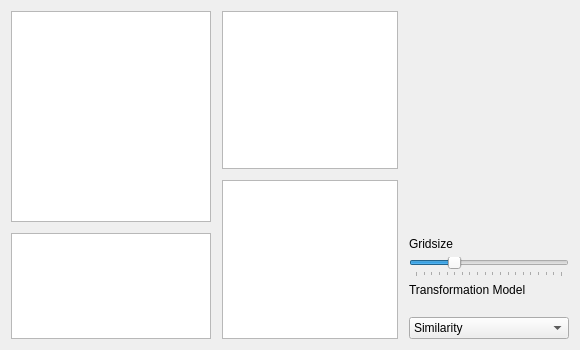
Before: the Qt Designer form oat/views/ui/ui_registration_manual.ui in Oli4/oat, drawn with Qt 5.
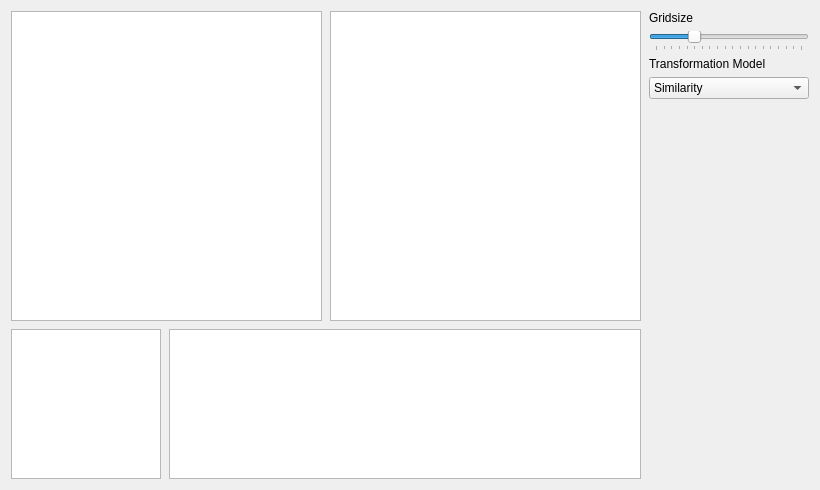
After: the same form once the commit is applied. Custom widgets are drawn as their Qt base class.

Commit message: added registration and annotation views

```diff
--- a/oat/views/ui/ui_registration_manual.ui
+++ b/oat/views/ui/ui_registration_manual.ui
@@ -6,20 +6,21 @@
             <rect>
                 <x>0</x>
                 <y>0</y>
-                <width>580</width>
-                <height>350</height>
+                <width>820</width>
+                <height>490</height>
             </rect>
         </property>
         <property name="sizePolicy">
-            <sizepolicy hsizetype="Minimum" vsizetype="Minimum">
+            <sizepolicy hsizetype="MinimumExpanding"
+                        vsizetype="MinimumExpanding">
                 <horstretch>0</horstretch>
                 <verstretch>0</verstretch>
             </sizepolicy>
         </property>
         <property name="minimumSize">
             <size>
-                <width>580</width>
-                <height>350</height>
+                <width>820</width>
+                <height>490</height>
             </size>
         </property>
         <property name="windowTitle">
@@ -27,21 +28,23 @@
         </property>
         <layout class="QHBoxLayout" name="horizontalLayout_4">
             <item>
-                <layout class="QVBoxLayout" name="verticalLayout_3">
+                <layout class="QVBoxLayout" name="verticalLayout">
+                    <item>
+                        <layout class="QHBoxLayout" name="horizontalLayout">
                     <item>
                         <widget class="FeatureSelectionView"
-                                name="graphicsViewPointSelection">
+                                        name="graphicsViewPointSelection">
                             <property name="sizePolicy">
-                                <sizepolicy hsizetype="Minimum"
-                                            vsizetype="Minimum">
-                                    <horstretch>0</horstretch>
-                                    <verstretch>2</verstretch>
+                                        <sizepolicy hsizetype="Expanding"
+                                                    vsizetype="MinimumExpanding">
+                                            <horstretch>50</horstretch>
+                                            <verstretch>0</verstretch>
                                 </sizepolicy>
                             </property>
                             <property name="minimumSize">
                                 <size>
-                                    <width>200</width>
-                                    <height>200</height>
+                                            <width>300</width>
+                                            <height>300</height>
                                 </size>
                             </property>
                             <property name="baseSize">
@@ -57,56 +60,6 @@
                                 <enum>Qt::ScrollBarAlwaysOff</enum>
                             </property>
                         </widget>
-                    </item>
-                    <item>
-                        <spacer name="verticalSpacer">
-                            <property name="orientation">
-                                <enum>Qt::Vertical</enum>
-                            </property>
-                            <property name="sizeType">
-                                <enum>QSizePolicy::Minimum</enum>
-                            </property>
-                            <property name="sizeHint" stdset="0">
-                                <size>
-                                    <width>20</width>
-                                    <height>5</height>
-                                </size>
-                            </property>
-                        </spacer>
-                    </item>
-                    <item>
-                        <widget class="FeatureTableView" name="tableViewPoints">
-                            <property name="sizePolicy">
-                                <sizepolicy hsizetype="Minimum"
-                                            vsizetype="Minimum">
-                                    <horstretch>0</horstretch>
-                                    <verstretch>1</verstretch>
-                                </sizepolicy>
-                            </property>
-                            <property name="minimumSize">
-                                <size>
-                                    <width>100</width>
-                                    <height>100</height>
-                                </size>
-                            </property>
-                            <property name="maximumSize">
-                                <size>
-                                    <width>16777215</width>
-                                    <height>16777215</height>
-                                </size>
-                            </property>
-                            <property name="baseSize">
-                                <size>
-                                    <width>0</width>
-                                    <height>0</height>
-                                </size>
-                            </property>
-                            <property name="selectionMode">
-                                <enum>QAbstractItemView::SingleSelection</enum>
-                            </property>
-                        </widget>
-                    </item>
-                </layout>
             </item>
             <item>
                 <spacer name="horizontalSpacer">
@@ -118,17 +71,75 @@
                     </property>
                     <property name="sizeHint" stdset="0">
                         <size>
-                            <width>5</width>
+                                            <width>2</width>
                             <height>20</height>
                         </size>
                     </property>
                 </spacer>
             </item>
             <item>
-                <layout class="QVBoxLayout" name="verticalLayout_2">
-                    <property name="sizeConstraint">
-                        <enum>QLayout::SetMinimumSize</enum>
-                    </property>
+                                <widget class="CustomGraphicsView"
+                                        name="graphicsViewCheckerboard">
+                                    <property name="enabled">
+                                        <bool>true</bool>
+                                    </property>
+                                    <property name="sizePolicy">
+                                        <sizepolicy hsizetype="Expanding"
+                                                    vsizetype="MinimumExpanding">
+                                            <horstretch>50</horstretch>
+                                            <verstretch>0</verstretch>
+                                        </sizepolicy>
+                                    </property>
+                                    <property name="minimumSize">
+                                        <size>
+                                            <width>300</width>
+                                            <height>300</height>
+                                        </size>
+                                    </property>
+                                    <property name="maximumSize">
+                                        <size>
+                                            <width>16777215</width>
+                                            <height>16777215</height>
+                                        </size>
+                                    </property>
+                                    <property name="sizeIncrement">
+                                        <size>
+                                            <width>0</width>
+                                            <height>0</height>
+                                        </size>
+                                    </property>
+                                    <property name="baseSize">
+                                        <size>
+                                            <width>200</width>
+                                            <height>200</height>
+                                        </size>
+                                    </property>
+                                    <property name="verticalScrollBarPolicy">
+                                        <enum>Qt::ScrollBarAlwaysOff</enum>
+                                    </property>
+                                    <property name="horizontalScrollBarPolicy">
+                                        <enum>Qt::ScrollBarAlwaysOff</enum>
+                                    </property>
+                                </widget>
+                            </item>
+                        </layout>
+                    </item>
+                    <item>
+                        <spacer name="verticalSpacer_2">
+                            <property name="orientation">
+                                <enum>Qt::Vertical</enum>
+                            </property>
+                            <property name="sizeType">
+                                <enum>QSizePolicy::Minimum</enum>
+                            </property>
+                            <property name="sizeHint" stdset="0">
+                                <size>
+                                    <width>2</width>
+                                    <height>2</height>
+                                </size>
+                            </property>
+                        </spacer>
+                    </item>
                     <item>
                         <layout class="QHBoxLayout" name="horizontalLayout_5">
                             <item>
@@ -141,19 +152,19 @@
                                         <sizepolicy hsizetype="MinimumExpanding"
                                                     vsizetype="MinimumExpanding">
                                             <horstretch>0</horstretch>
-                                            <verstretch>200</verstretch>
+                                            <verstretch>0</verstretch>
                                         </sizepolicy>
                                     </property>
                                     <property name="minimumSize">
                                         <size>
-                                            <width>160</width>
+                                            <width>150</width>
                                             <height>150</height>
                                         </size>
                                     </property>
                                     <property name="maximumSize">
                                         <size>
-                                            <width>16777215</width>
-                                            <height>16777215</height>
+                                            <width>150</width>
+                                            <height>150</height>
                                         </size>
                                     </property>
                                     <property name="sizeIncrement">
@@ -179,88 +190,39 @@
                             <item>
                                 <spacer name="verticalSpacer_5">
                                     <property name="orientation">
-                                        <enum>Qt::Vertical</enum>
+                                        <enum>Qt::Horizontal</enum>
                                     </property>
                                     <property name="sizeType">
                                         <enum>QSizePolicy::Minimum</enum>
                                     </property>
                                     <property name="sizeHint" stdset="0">
                                         <size>
-                                            <width>5</width>
-                                            <height>40</height>
+                                            <width>2</width>
+                                            <height>20</height>
                                         </size>
                                     </property>
                                 </spacer>
                             </item>
                             <item>
-                                <layout class="QVBoxLayout"
-                                        name="verticalLayout_5">
-                                    <item>
-                                        <widget class="QLabel" name="label_3">
+                                <widget class="FeatureTableView"
+                                        name="tableViewPoints">
                                             <property name="sizePolicy">
-                                                <sizepolicy
-                                                        hsizetype="Preferred"
-                                                        vsizetype="Minimum">
+                                        <sizepolicy hsizetype="Expanding"
+                                                    vsizetype="Expanding">
                                                     <horstretch>0</horstretch>
                                                     <verstretch>0</verstretch>
                                                 </sizepolicy>
                                             </property>
                                             <property name="minimumSize">
                                                 <size>
-                                                    <width>160</width>
-                                                    <height>0</height>
-                                                </size>
-                                            </property>
-                                            <property name="text">
-                                                <string/>
-                                            </property>
-                                        </widget>
-                                    </item>
-                                </layout>
-                            </item>
-                        </layout>
-                    </item>
-                    <item>
-                        <spacer name="verticalSpacer_2">
-                            <property name="orientation">
-                                <enum>Qt::Vertical</enum>
-                            </property>
-                            <property name="sizeType">
-                                <enum>QSizePolicy::Minimum</enum>
-                            </property>
-                            <property name="sizeHint" stdset="0">
-                                <size>
-                                    <width>20</width>
-                                    <height>5</height>
-                                </size>
-                            </property>
-                        </spacer>
-                    </item>
-                    <item>
-                        <layout class="QHBoxLayout" name="horizontalLayout_3">
-                            <item>
-                                <widget class="CustomGraphicsView"
-                                        name="graphicsViewCheckerboard">
-                                    <property name="enabled">
-                                        <bool>true</bool>
-                                    </property>
-                                    <property name="sizePolicy">
-                                        <sizepolicy hsizetype="MinimumExpanding"
-                                                    vsizetype="MinimumExpanding">
-                                            <horstretch>0</horstretch>
-                                            <verstretch>200</verstretch>
-                                        </sizepolicy>
-                                    </property>
-                                    <property name="minimumSize">
-                                        <size>
-                                            <width>160</width>
-                                            <height>150</height>
-                                        </size>
-                                    </property>
+                                            <width>300</width>
+                                            <height>100</height>
+                                        </size>
+                                    </property>
                                     <property name="maximumSize">
                                         <size>
                                             <width>16777215</width>
-                                            <height>16777215</height>
+                                            <height>150</height>
                                         </size>
                                     </property>
                                     <property name="sizeIncrement">
@@ -275,49 +237,39 @@
                                             <height>100</height>
                                         </size>
                                     </property>
-                                    <property name="verticalScrollBarPolicy">
-                                        <enum>Qt::ScrollBarAlwaysOff</enum>
-                                    </property>
-                                    <property name="horizontalScrollBarPolicy">
-                                        <enum>Qt::ScrollBarAlwaysOff</enum>
-                                    </property>
                                 </widget>
                             </item>
+                        </layout>
+                    </item>
+                </layout>
+            </item>
                             <item>
-                                <spacer name="verticalSpacer_4">
+                <spacer name="horizontalSpacer_3">
                                     <property name="orientation">
-                                        <enum>Qt::Vertical</enum>
+                        <enum>Qt::Horizontal</enum>
                                     </property>
                                     <property name="sizeType">
                                         <enum>QSizePolicy::Minimum</enum>
                                     </property>
                                     <property name="sizeHint" stdset="0">
                                         <size>
-                                            <width>5</width>
-                                            <height>40</height>
+                            <width>2</width>
+                            <height>20</height>
                                         </size>
                                     </property>
                                 </spacer>
                             </item>
                             <item>
-                                <layout class="QVBoxLayout"
-                                        name="verticalLayout_4">
-                                    <item>
-                                        <spacer name="verticalSpacer_3">
-                                            <property name="orientation">
-                                                <enum>Qt::Vertical</enum>
-                                            </property>
-                                            <property name="sizeHint"
-                                                      stdset="0">
-                                                <size>
-                                                    <width>20</width>
-                                                    <height>40</height>
-                                                </size>
-                                            </property>
-                                        </spacer>
-                                    </item>
+                <layout class="QVBoxLayout" name="verticalLayout_4">
                                     <item>
                                         <widget class="QLabel" name="label">
+                            <property name="sizePolicy">
+                                <sizepolicy hsizetype="Preferred"
+                                            vsizetype="Fixed">
+                                    <horstretch>0</horstretch>
+                                    <verstretch>0</verstretch>
+                                </sizepolicy>
+                            </property>
                                             <property name="text">
                                                 <string>Gridsize</string>
                                             </property>
@@ -327,9 +279,8 @@
                                         <widget class="QSlider"
                                                 name="gridSizeSlider">
                                             <property name="sizePolicy">
-                                                <sizepolicy
-                                                        hsizetype="Preferred"
-                                                        vsizetype="Fixed">
+                                <sizepolicy hsizetype="Minimum"
+                                            vsizetype="Fixed">
                                                     <horstretch>0</horstretch>
                                                     <verstretch>0</verstretch>
                                                 </sizepolicy>
@@ -385,8 +336,7 @@
                                                 </size>
                                             </property>
                                             <property name="text">
-                                                <string>Transformation Model
-                                                </string>
+                                <string>Transformation Model</string>
                                             </property>
                                         </widget>
                                     </item>
@@ -394,9 +344,8 @@
                                         <widget class="QComboBox"
                                                 name="transformationDropdown">
                                             <property name="sizePolicy">
-                                                <sizepolicy
-                                                        hsizetype="Preferred"
-                                                        vsizetype="Fixed">
+                                <sizepolicy hsizetype="Minimum"
+                                            vsizetype="Fixed">
                                                     <horstretch>0</horstretch>
                                                     <verstretch>0</verstretch>
                                                 </sizepolicy>
@@ -413,9 +362,18 @@
                                             </item>
                                         </widget>
                                     </item>
-                                </layout>
-                            </item>
-                        </layout>
+                    <item>
+                        <spacer name="verticalSpacer">
+                            <property name="orientation">
+                                <enum>Qt::Vertical</enum>
+                            </property>
+                            <property name="sizeHint" stdset="0">
+                                <size>
+                                    <width>20</width>
+                                    <height>40</height>
+                                </size>
+                            </property>
+                        </spacer>
                     </item>
                 </layout>
             </item>
```
Left out of the diff: 21 changed lines with no effect on the pictures. Lines whose indentation alone changed are shown as unchanged. The commit also changes 17 other files.
